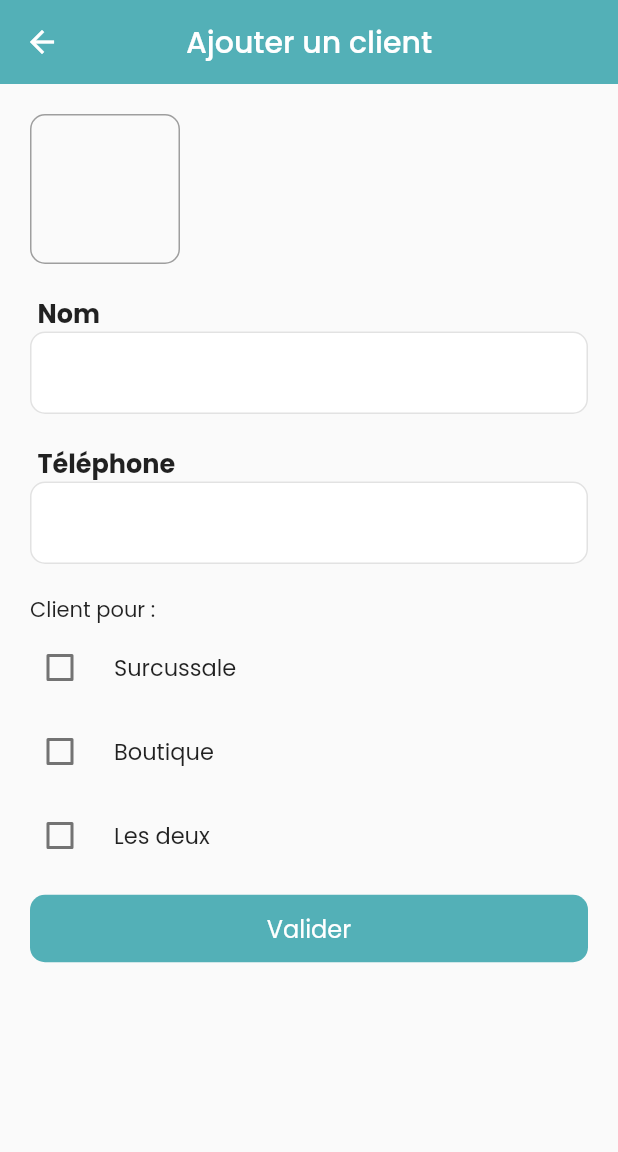
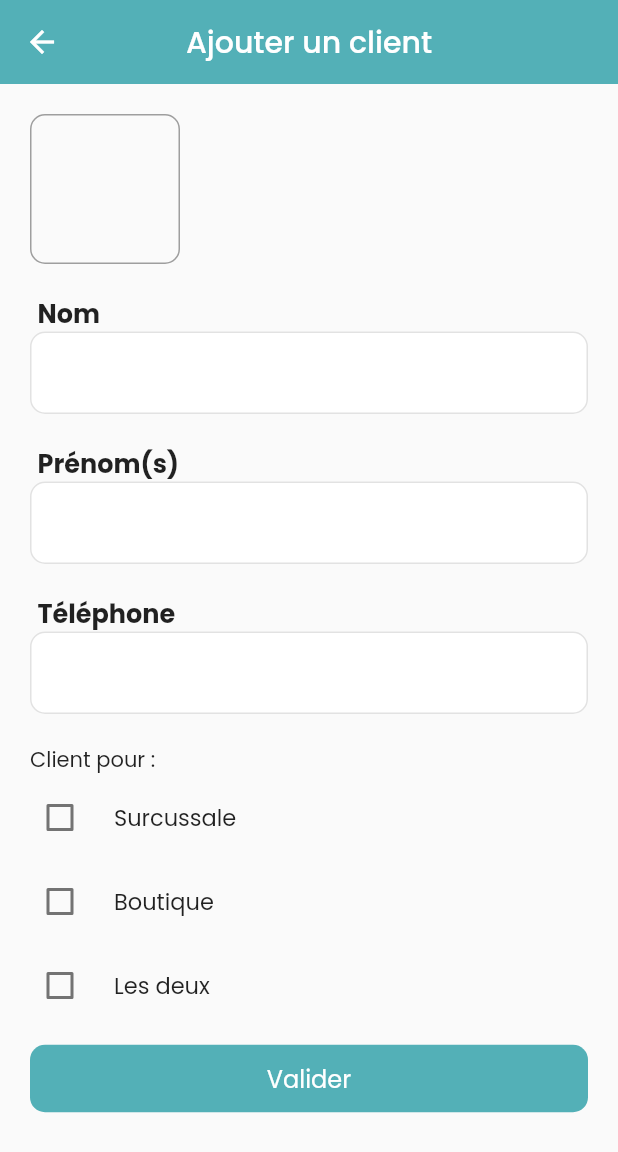
Before and after one commit to amangoua01/app_couture, a Flutter app: the EditionClientPage screen opened directly, on a phone screen of 412 x 824 dp. Shown: the top 1152 px of the screen. Run offline on Flutter 3.47's test engine with Material 3 defaults, Android fonts, the light colour scheme and no system bars; our stand-ins replace animated_bottom_navigation_bar, date_format, dropdown_search, firebase_core, firebase_messaging, flutter_animate and 19 more; missing offline and left inert: flutter_stepindicator, icofont_flutter, ticket_widget; accounts and stored records are empty.

Commit message:
feat: Add missing CTextFormField for "Prénom(s)" in client edition page

```diff
--- a/lib/views/static/clients/edition_client_page.dart
+++ b/lib/views/static/clients/edition_client_page.dart
@@ -27,6 +27,7 @@ class EditionClientPage extends StatelessWidget {
             ],
           ),
           const CTextFormField(externalLabel: "Nom"),
+          const CTextFormField(externalLabel: "Prénom(s)"),
           const CTextFormField(externalLabel: "Téléphone"),
           const Text("Client pour : "),
           CheckboxListTile(
```
